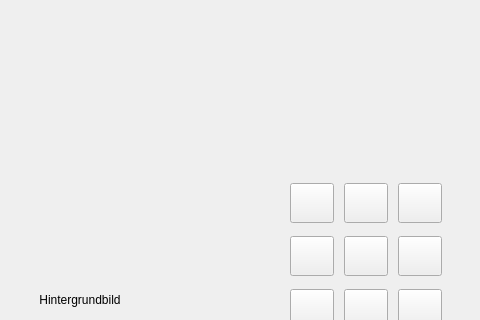
First picture: the form in mainwindow.ui, repository Gibbyace/DungeonCrawler_Game_C-, before the edit; both pictures show x 320 to 800 and y 0 to 320 of the 800 by 600 pixel window.
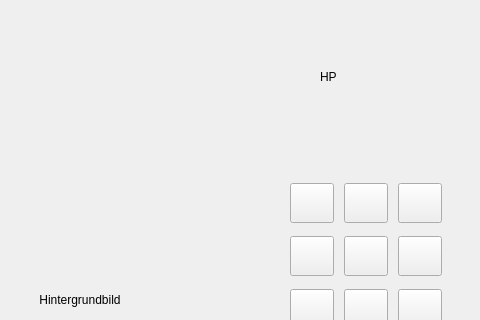
Second picture: the form after the edit.

Diff of the .ui file:
```diff
--- a/mainwindow.ui
+++ b/mainwindow.ui
@@ -191,6 +191,19 @@
      </item>
     </layout>
    </widget>
+   <widget class="QLabel" name="hpStatus">
+    <property name="geometry">
+     <rect>
+      <x>640</x>
+      <y>70</y>
+      <width>47</width>
+      <height>13</height>
+     </rect>
+    </property>
+    <property name="text">
+     <string>HP</string>
+    </property>
+   </widget>
   </widget>
   <widget class="QMenuBar" name="menubar">
    <property name="geometry">
```
Left out of the diff: 2 changed lines with no effect on the pictures.
